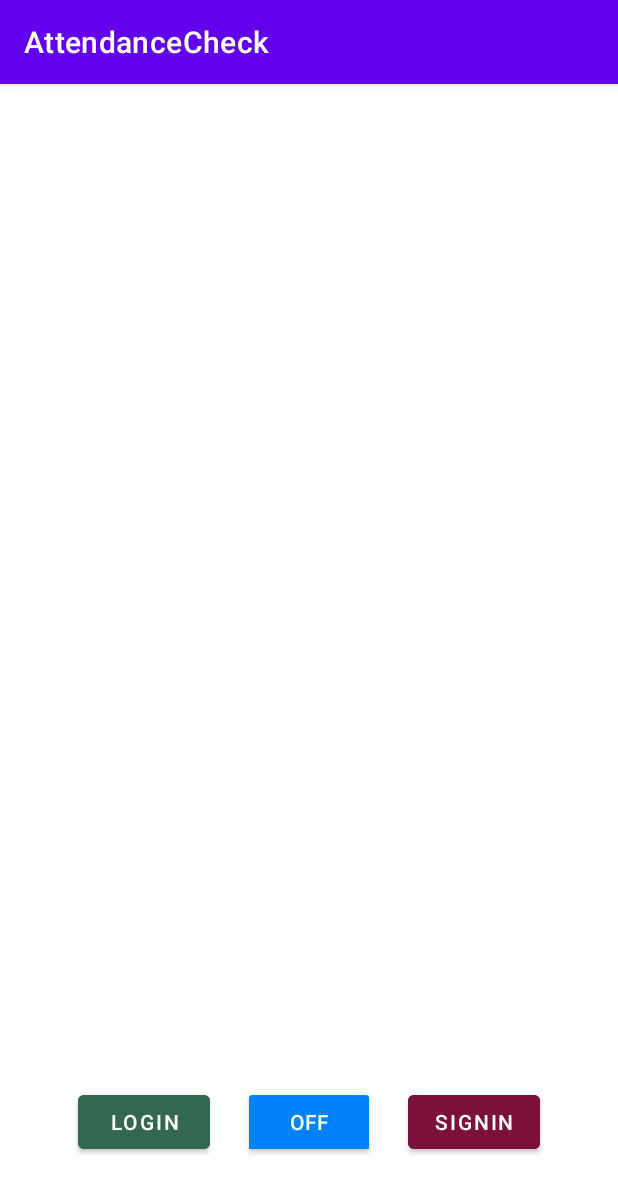
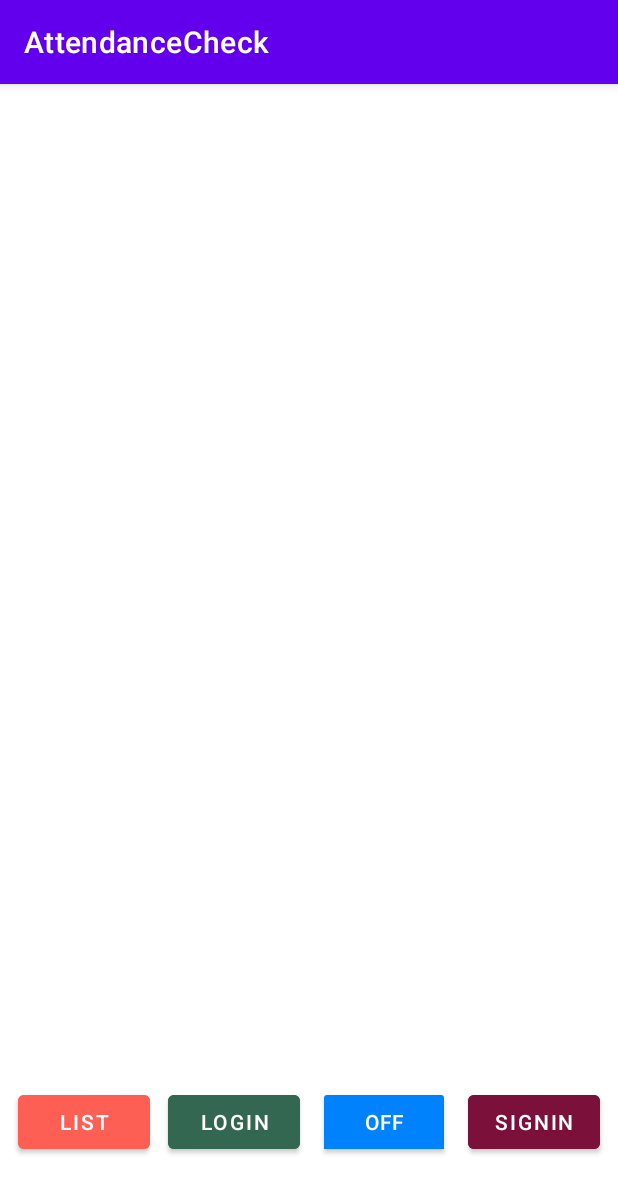
Before and after one commit to abdullahunal/attendance_app, an Android app: the screen it shows after launch (MainActivity), on a phone screen of 412 x 824 dp. Shown: the top 1193 px of the screen. Run offline under Robolectric (Android 15) with nearby library versions, the phone set to English and light mode, and no system bars.

Commit message:
List butonu eklendi, basınca bağlı cihazları listeleyecek.
RecycleView icin adapter ve LayoutManager setlendi.

```diff
--- /dev/null
+++ b/app/src/main/java/com/example/codeit/attendancecheck/clientapi/listusers/UserListingManager.java
@@ -0,0 +1,51 @@
+package com.example.codeit.attendancecheck.clientapi.listusers;
+
+import android.bluetooth.BluetoothAdapter;
+import android.bluetooth.BluetoothDevice;
+import android.view.View;
+import android.widget.Button;
+
+import com.example.codeit.attendancecheck.consepts.member.Member;
+import com.example.codeit.attendancecheck.display.MemberDisplay;
+
+import java.util.ArrayList;
+import java.util.List;
+
+public class UserListingManager implements View.OnClickListener {
+
+    private final Button btnListUsers;
+
+    private final BluetoothAdapter bluetoothAdapter;
+
+    private final MemberDisplay display;
+
+    public UserListingManager(Button btnListUsers,
+            BluetoothAdapter bluetoothAdapter,
+            MemberDisplay display) {
+        this.btnListUsers = btnListUsers;
+        this.bluetoothAdapter = bluetoothAdapter;
+        this.display = display;
+        btnListUsers.setOnClickListener(this);
+    }
+
+    public List<Member> listUsers() {
+        List<Member> members = new ArrayList<>();
+        for (BluetoothDevice bondedDevice : bluetoothAdapter.getBondedDevices()) {
+            String name = bondedDevice.getName();
+            String address = bondedDevice.getAddress();
+            members.add(new Member(name, address));
+        }
+        members.add(new Member("Hüseyin", "işlşilişliş"));
+        members.add(new Member("Abdullah", "aaaaaaaaa"));
+        members.add(new Member("Hamza", "aslidjaslik"));
+        members.add(new Member("Muhamemd", "ououououou"));
+        return members;
+    }
+
+    @Override
+    public void onClick(View v) {
+        for (Member member : listUsers()) {
+            display.addMember(member);
+        }
+    }
+}
--- a/app/src/main/java/com/example/codeit/attendancecheck/clientapi/login/LoginManager.java
+++ b/app/src/main/java/com/example/codeit/attendancecheck/clientapi/login/LoginManager.java
@@ -14,11 +14,11 @@ import java.util.Optional;
 
 public class LoginManager implements View.OnClickListener {
 
-    private Button loginButton;
+    private final Button loginButton;
 
-    private MemberDisplay display;
+    private final MemberDisplay display;
 
-    private IDatabaseOperations databaseOps;
+    private final IDatabaseOperations databaseOps;
 
     public LoginManager(Button loginButton, MemberDisplay display,
             IDatabaseOperations databaseOps) {
--- /dev/null
+++ b/app/src/main/java/com/example/codeit/attendancecheck/display/DisplayAdapter.java
@@ -0,0 +1,52 @@
+package com.example.codeit.attendancecheck.display;
+
+import android.content.Context;
+import android.view.LayoutInflater;
+import android.view.View;
+import android.view.ViewGroup;
+import android.widget.TextView;
+
+import androidx.recyclerview.widget.RecyclerView;
+
+import com.example.codeit.attendancecheck.R;
+
+import java.util.List;
+
+public class DisplayAdapter extends RecyclerView.Adapter<DisplayAdapter.MyViewHolder> {
+
+    private final LayoutInflater inflater;
+    private final Context context;
+    private final List<String> items;
+
+    public DisplayAdapter(Context context, List<String> items) {
+        inflater = LayoutInflater.from(context);
+        this.context = context;
+        this.items = items;
+    }
+
+    @Override
+    public MyViewHolder onCreateViewHolder(ViewGroup parent, int viewType) {
+        View view = inflater.inflate(R.layout.user_item_list, parent, false);
+        MyViewHolder holder = new MyViewHolder(view);
+        return holder;
+    }
+
+    @Override
+    public void onBindViewHolder(MyViewHolder holder, int position) {
+        holder.serial_number.setText(items.get(position));
+    }
+
+    @Override
+    public int getItemCount() {
+        return items.size();
+    }
+
+    class MyViewHolder extends RecyclerView.ViewHolder {
+        TextView serial_number;
+
+        public MyViewHolder(View itemView) {
+            super(itemView);
+            serial_number = (TextView) itemView.findViewById(R.id.rvConnectedDevices);
+        }
+    }
+}
--- a/app/src/main/java/com/example/codeit/attendancecheck/display/MemberDisplayImpl.java
+++ b/app/src/main/java/com/example/codeit/attendancecheck/display/MemberDisplayImpl.java
@@ -30,7 +30,6 @@ public class MemberDisplayImpl implements MemberDisplay {
     public void addMember(Member member) {
         memberList.add(member);
         updateDisplay();
-
     }
 
     @Override
@@ -42,12 +41,12 @@ public class MemberDisplayImpl implements MemberDisplay {
     private synchronized void updateDisplay() {
         recyclerView.removeAllViews();
         for (Member member : memberList) {
-            View view = parseToDisplayItem(member);
+            TextView view = parseToDisplayItem(member);
             recyclerView.addView(view);
         }
     }
 
-    private View parseToDisplayItem(Member member) {
+    private TextView parseToDisplayItem(Member member) {
         TextView textView = new TextView(recyclerView.getContext());
         textView.setText("Name: " + member.getName() + "MAC: " + member.getId());
         return textView;
--- a/app/src/main/java/com/example/codeit/attendancecheck/components/ComponentName.java
+++ b/app/src/main/java/com/example/codeit/attendancecheck/layout/ComponentName.java
@@ -1,4 +1,4 @@
-package com.example.codeit.attendancecheck.components;
+package com.example.codeit.attendancecheck.layout;
 
 import android.view.View;
 import android.widget.Button;
@@ -13,6 +13,8 @@ public enum ComponentName {
     CONNECTED_DEVICES(RecyclerView.class),
 
     CONNECTION_ON_OF(ToggleButton.class),
+
+    LIST_USERS(Button.class),
 
     LOGIN(Button.class),
 
--- a/app/src/main/java/com/example/codeit/attendancecheck/components/ComponentProvider.java
+++ b/app/src/main/java/com/example/codeit/attendancecheck/layout/ComponentProvider.java
@@ -1,4 +1,4 @@
-package com.example.codeit.attendancecheck.components;
+package com.example.codeit.attendancecheck.layout;
 
 import android.view.View;
 
@@ -62,6 +62,8 @@ public class ComponentProvider {
 
         views.put(ComponentName.CONNECTION_ON_OF, mainActivity.findViewById(R.id.btnOnOff));
 
+        views.put(ComponentName.LIST_USERS, mainActivity.findViewById(R.id.btnListUsers));
+
         views.put(ComponentName.LOGIN, mainActivity.findViewById(R.id.btnLogin));
 
         views.put(ComponentName.SIGN, mainActivity.findViewById(R.id.btnSignIn));
--- a/app/src/main/java/com/example/codeit/attendancecheck/components/MainLayout.java
+++ b/app/src/main/java/com/example/codeit/attendancecheck/layout/MainLayout.java
@@ -1,4 +1,4 @@
-package com.example.codeit.attendancecheck.components;
+package com.example.codeit.attendancecheck.layout;
 
 import android.view.View;
 
--- a/app/src/main/java/com/example/codeit/attendancecheck/server/AttendanceServer.java
+++ b/app/src/main/java/com/example/codeit/attendancecheck/server/AttendanceServer.java
@@ -1,9 +1,12 @@
 package com.example.codeit.attendancecheck.server;
 
+import android.bluetooth.BluetoothAdapter;
+import android.content.Context;
 import android.view.View;
 import android.widget.Button;
 import android.widget.ToggleButton;
 
+import androidx.recyclerview.widget.LinearLayoutManager;
 import androidx.recyclerview.widget.RecyclerView;
 
 import com.example.codeit.attendancecheck.MainActivity;
@@ -11,19 +14,17 @@ import com.example.codeit.attendancecheck.clientapi.connection.BluetoothConnecti
 import com.example.codeit.attendancecheck.clientapi.connection.BluetoothConnectionListener;
 import com.example.codeit.attendancecheck.clientapi.connection.ConnectedDeviceManager;
 import com.example.codeit.attendancecheck.clientapi.connection.Connection;
+import com.example.codeit.attendancecheck.clientapi.listusers.UserListingManager;
 import com.example.codeit.attendancecheck.clientapi.login.LoginManager;
 import com.example.codeit.attendancecheck.clientapi.signin.SignInManager;
-import com.example.codeit.attendancecheck.components.ComponentName;
-import com.example.codeit.attendancecheck.components.ComponentProvider;
-import com.example.codeit.attendancecheck.consepts.group.GroupLeader;
-import com.example.codeit.attendancecheck.consepts.group.GroupManager;
 import com.example.codeit.attendancecheck.consepts.member.Member;
-import com.example.codeit.attendancecheck.consepts.member.MemberManager;
+import com.example.codeit.attendancecheck.display.DisplayAdapter;
 import com.example.codeit.attendancecheck.display.MemberDisplay;
 import com.example.codeit.attendancecheck.display.MemberDisplayImpl;
+import com.example.codeit.attendancecheck.layout.ComponentName;
+import com.example.codeit.attendancecheck.layout.ComponentProvider;
 import com.example.codeit.attendancecheck.persistence.DBHelper;
 import com.example.codeit.attendancecheck.persistence.IDatabaseOperations;
-import com.example.codeit.attendancecheck.statistic.StatisticManager;
 
 import java.util.ArrayList;
 import java.util.EnumMap;
@@ -46,28 +47,36 @@ public class AttendanceServer extends Server {
         ComponentProvider componentProvider = ComponentProvider.getInstance();
         EnumMap<ComponentName, View> components = componentProvider.getComponents(mainActivity);
 
+        Context context = mainActivity.getApplicationContext();
 
         RecyclerView recyclerView = componentProvider.getComponent(ComponentName.CONNECTED_DEVICES);
+        DisplayAdapter displayAdapter = new DisplayAdapter(context, new ArrayList<>());
+        recyclerView.setAdapter(displayAdapter);
+        RecyclerView.LayoutManager layoutManager = new LinearLayoutManager(context);
+        recyclerView.setLayoutManager(layoutManager);
         MemberDisplay display = new MemberDisplayImpl(recyclerView);
 
         BluetoothConnectionListener connectedDeviceService = new ConnectedDeviceService(display);
-        ConnectedDeviceManager connectedDeviceManager =
-                new ConnectedDeviceManager(mainActivity, connectedDeviceService);
+        ConnectedDeviceManager connectedDeviceManager = new ConnectedDeviceManager(mainActivity, connectedDeviceService);
         connectedDeviceManager.initialize();
 
 
         // Bluetooth On/Off
         Connection connection = new BluetoothConnection();
-        ToggleButton connOnOffButton =
-                componentProvider.getComponent(ComponentName.CONNECTION_ON_OF);
-        ConnectionOnOffService connOnOffService =
-                new ConnectionOnOffService(connection, connOnOffButton);
+        ToggleButton connOnOffButton = componentProvider.getComponent(ComponentName.CONNECTION_ON_OF);
+        ConnectionOnOffService connOnOffService = new ConnectionOnOffService(connection, connOnOffButton);
         connOnOffService.start();
+
+
+        // List Users
+        Button btnListUsers = componentProvider.getComponent(ComponentName.LIST_USERS);
+        UserListingManager listingManager =
+                new UserListingManager(btnListUsers, BluetoothAdapter.getDefaultAdapter(), display);
 
 
         // Persistence
 //        PersistenceDAO persistenceDAO = new CachePersistenceDAO();
-        IDatabaseOperations databaseOps = new DBHelper(mainActivity.getApplicationContext());
+        IDatabaseOperations databaseOps = new DBHelper(context);
 
         Button signInButton = componentProvider.getComponent(ComponentName.SIGN);
         SignInManager signInManager = new SignInManager(signInButton, display, databaseOps);
--- a/app/src/main/res/layout/activity_main.xml
+++ b/app/src/main/res/layout/activity_main.xml
@@ -12,6 +12,7 @@
         android:layout_width="match_parent"
         android:layout_height="600dp"
         android:layout_margin="2dp"
+        android:scrollbars="vertical"
         app:layout_constraintBottom_toTopOf="@id/buttonGroup"
         app:layout_constraintEnd_toEndOf="parent"
         app:layout_constraintHorizontal_bias="0.5"
@@ -24,7 +25,7 @@
         android:layout_width="match_parent"
         android:layout_height="wrap_content"
 
-        android:layout_marginHorizontal="50dp"
+        android:layout_marginHorizontal="2dp"
         android:layout_marginVertical="50dp"
         app:layout_constraintBottom_toBottomOf="parent"
         app:layout_constraintEnd_toEndOf="parent"
@@ -32,21 +33,19 @@
         app:layout_constraintStart_toStartOf="parent"
         app:layout_constraintVertical_bias="1">
 
-        <ToggleButton
-            android:id="@+id/btnOnOff"
+        <Button
+            android:id="@+id/btnListUsers"
             android:layout_width="wrap_content"
             android:layout_height="wrap_content"
             android:layout_margin="2dp"
 
-            android:text="ToggleButton"
-            android:backgroundTint="@color/onOff"
-            android:textColor="@color/white"
+            android:backgroundTint="@color/list"
+            android:text="LIST"
 
-            app:layout_constraintTop_toTopOf="parent"
             app:layout_constraintBottom_toBottomOf="parent"
-            app:layout_constraintEnd_toEndOf="parent"
-            app:layout_constraintHorizontal_bias="0.5"
-            app:layout_constraintStart_toStartOf="parent" />
+            app:layout_constraintLeft_toLeftOf="parent"
+            app:layout_constraintRight_toLeftOf="@+id/btnLogin"
+            app:layout_constraintTop_toTopOf="parent" />
 
         <Button
             android:id="@+id/btnLogin"
@@ -54,13 +53,27 @@
             android:layout_height="wrap_content"
             android:layout_margin="2dp"
 
+            android:backgroundTint="@color/login"
             android:text="LOGIN"
-            android:backgroundTint="@color/login"
 
-            app:layout_constraintHorizontal_bias="0"
             app:layout_constraintBottom_toBottomOf="parent"
-            app:layout_constraintLeft_toLeftOf="parent"
+            app:layout_constraintLeft_toRightOf="@id/btnListUsers"
             app:layout_constraintRight_toLeftOf="@+id/btnOnOff"
+            app:layout_constraintTop_toTopOf="parent" />
+
+        <ToggleButton
+            android:id="@+id/btnOnOff"
+            android:layout_width="wrap_content"
+            android:layout_height="wrap_content"
+            android:layout_margin="2dp"
+
+            android:backgroundTint="@color/onOff"
+            android:text="ToggleButton"
+            android:textColor="@color/white"
+
+            app:layout_constraintBottom_toBottomOf="parent"
+            app:layout_constraintRight_toLeftOf="@id/btnSignIn"
+            app:layout_constraintLeft_toRightOf="@id/btnLogin"
             app:layout_constraintTop_toTopOf="parent" />
 
         <Button
@@ -69,14 +82,13 @@
             android:layout_height="wrap_content"
             android:layout_margin="2dp"
 
+            android:backgroundTint="@color/signIn"
             android:text="SIGNIN"
-            android:backgroundTint="@color/signIn"
 
-            app:layout_constraintHorizontal_bias="1"
             app:layout_constraintBottom_toBottomOf="parent"
             app:layout_constraintLeft_toRightOf="@+id/btnOnOff"
             app:layout_constraintRight_toRightOf="parent"
-            app:layout_constraintTop_toTopOf="parent"/>
+            app:layout_constraintTop_toTopOf="parent" />
 
     </androidx.constraintlayout.widget.ConstraintLayout>
 
--- a/app/src/main/res/values/colors.xml
+++ b/app/src/main/res/values/colors.xml
@@ -8,6 +8,7 @@
     <color name="black">#FF000000</color>
     <color name="white">#FFFFFFFF</color>
 
+    <color name="list">#FE5F55</color>
     <color name="onOff">#FF0082fc</color>
     <color name="login">#FF346751</color>
     <color name="signIn">#FF7B113A</color>
```
Also changed, not shown: 2 other files.
